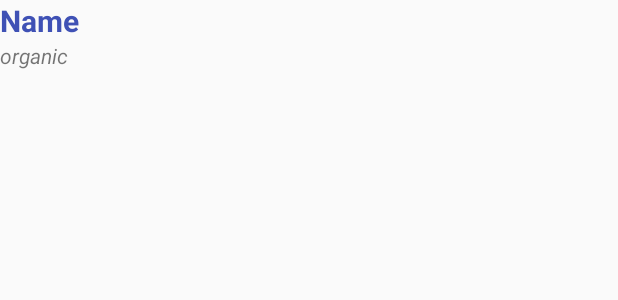
After one commit to Kinyagia/TheBrewer, an Android app: the layout brewery_list_item.xml on its own in the app's theme, with its tools: preview values and no code run, on a phone screen of 412 x 824 dp. The commit adds this screen. Shown: the top 300 px of the screen. Run offline under Robolectric (Android 15) with nearby library versions, the phone set to English and light mode, and no system bars.

Commit message:
add a recycler view

```diff
--- a/app/build.gradle
+++ b/app/build.gradle
@@ -40,6 +40,7 @@ dependencies {
     compile 'com.android.support:design:25.3.1'
     compile 'com.squareup.okhttp3:okhttp:3.2.0'
     compile 'com.jakewharton:butterknife:7.0.1'
+    compile 'com.android.support:recyclerview-v7:25.3.1'
     testCompile 'junit:junit:4.12'
     testCompile 'org.robolectric:robolectric:3.0'
     testCompile 'org.robolectric:shadows-support-v4:3.0'
--- /dev/null
+++ b/app/src/main/res/layout/brewery_list_item.xml
@@ -0,0 +1,25 @@
+<?xml version="1.0" encoding="utf-8"?>
+<LinearLayout xmlns:android="http://schemas.android.com/apk/res/android"
+    android:orientation="vertical" android:layout_width="match_parent"
+    android:layout_height="match_parent"
+    android:weightSum="1">
+
+    <TextView
+        android:id="@+id/beerNameTextView"
+        android:layout_width="wrap_content"
+        android:layout_height="wrap_content"
+        android:text="Name"
+        android:textColor="@color/colorPrimary"
+        android:textSize="20dp"
+        android:textStyle="bold" />
+
+    <TextView
+        android:id="@+id/organicTextView"
+        android:layout_width="135dp"
+        android:layout_height="wrap_content"
+        android:layout_weight="0.03"
+        android:text="organic"
+        android:textStyle="italic" />
+
+
+</LinearLayout>
```
Also changed, not shown: app/src/main/java/com/example/morris/thebrewer/adapters/BreweryListAdapter.java (added, +66 -0 lines), app/src/main/java/com/example/morris/thebrewer/ui/BreweriesActivity.java (+10 -23 lines), app/src/main/res/layout/activity_breweries.xml (+10 -16 lines).
